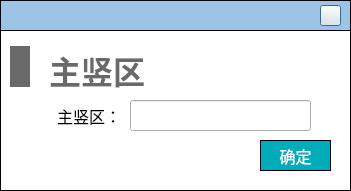
This is NoiseCalSoft/roomDefineForm/dialog_add_zhushuqu.ui in haobana/NoiCal as Qt 5 draws it before an edit. The edited form follows.
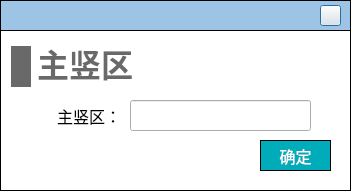
This is the edited form. Icons and pictures are not drawn.

```diff
--- a/NoiseCalSoft/roomDefineForm/dialog_add_zhushuqu.ui
+++ b/NoiseCalSoft/roomDefineForm/dialog_add_zhushuqu.ui
@@ -144,18 +144,15 @@
      <set>Qt::AlignRight|Qt::AlignTrailing|Qt::AlignVCenter</set>
     </property>
    </widget>
-   <widget class="QWidget" name="layoutWidget_24">
-    <property name="geometry">
-     <rect>
-      <x>10</x>
-      <y>10</y>
-      <width>148</width>
-      <height>54</height>
-     </rect>
-    </property>
-    <layout class="QHBoxLayout" name="horizontalLayout_37">
-     <item>
       <widget class="QLabel" name="label_54">
+    <property name="geometry">
+     <rect>
+      <x>11</x>
+      <y>16</y>
+      <width>20</width>
+      <height>41</height>
+     </rect>
+    </property>
        <property name="minimumSize">
         <size>
          <width>20</width>
@@ -178,14 +175,19 @@
         <string/>
        </property>
       </widget>
-     </item>
-     <item>
       <widget class="QLabel" name="label_title">
+    <property name="geometry">
+     <rect>
+      <x>37</x>
+      <y>14</y>
+      <width>96</width>
+      <height>43</height>
+     </rect>
+    </property>
        <property name="font">
         <font>
          <family>Microsoft YaHei</family>
          <pointsize>24</pointsize>
-         <weight>75</weight>
          <bold>true</bold>
         </font>
        </property>
@@ -201,9 +203,6 @@
        <property name="alignment">
         <set>Qt::AlignBottom|Qt::AlignHCenter</set>
        </property>
-      </widget>
-     </item>
-    </layout>
    </widget>
   </widget>
  </widget>
```
Lines whose indentation alone changed are shown as unchanged.
